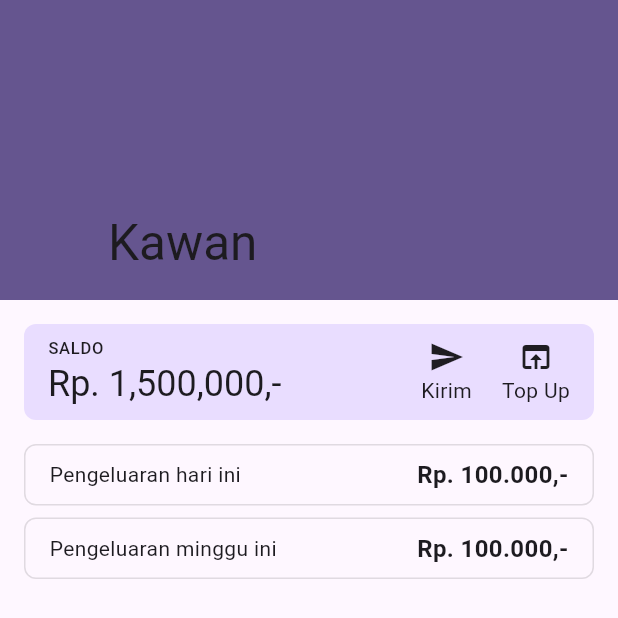
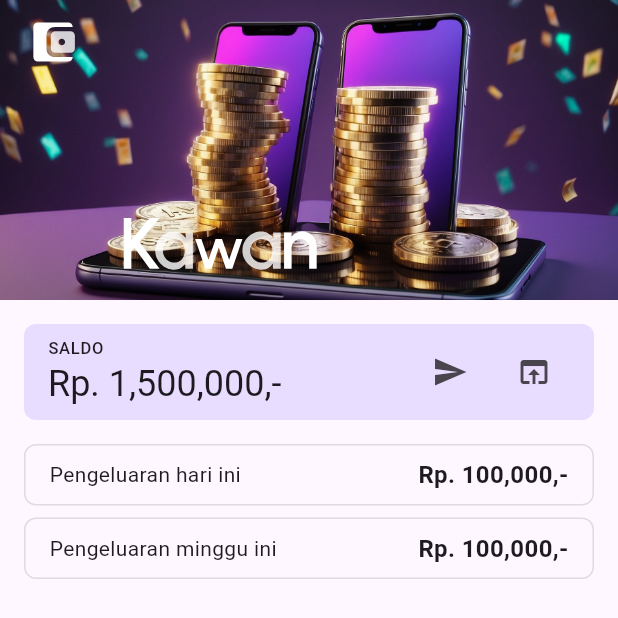
Before and after one commit to iyxan23/kawan, a Flutter app: the screen it shows after launch, on a phone screen of 412 x 824 dp. Shown: the top 618 px of the screen. Run offline on Flutter 3.47's test engine with Material 3 defaults, Android fonts, the phone set to English and light mode, and no system bars; our stand-ins replace flutter_svg.

Commit message:
feat: add some icons and fix uis

```diff
--- a/lib/homepage.dart
+++ b/lib/homepage.dart
@@ -1,4 +1,5 @@
 import 'package:flutter/material.dart';
+import 'package:flutter_svg/flutter_svg.dart';
 
 class HomePage extends StatelessWidget {
   const HomePage({super.key});
@@ -10,11 +11,37 @@ class HomePage extends StatelessWidget {
         headerSliverBuilder: (context, innerBoxIsScrolled) {
           return <Widget>[
             SliverAppBar(
+              leading: Padding(
+                padding: const EdgeInsets.all(4.0),
+                child: SvgPicture.asset(
+                  "assets/img/iconplain-duotone.svg",
+                ),
+              ),
+              leadingWidth: 72,
+              automaticallyImplyLeading: true,
+              shape: const RoundedRectangleBorder(
+                borderRadius: BorderRadius.only(
+                  bottomLeft: Radius.circular(16),
+                  bottomRight: Radius.circular(16),
+                ),
+              ),
               expandedHeight: 200,
               pinned: true,
+              floating: true,
+              snap: true,
               backgroundColor: Theme.of(context).primaryColor,
-              flexibleSpace: const FlexibleSpaceBar(
-                title: Text("Kawan"),
+              flexibleSpace: FlexibleSpaceBar(
+                title: Transform.translate(
+                  offset: const Offset(0, 5),
+                  child: SvgPicture.asset(
+                    "assets/img/textplain-duotone.svg",
+                    width: 100,
+                  ),
+                ),
+                background: Image.asset(
+                  "assets/img/bg.jpg",
+                  fit: BoxFit.cover,
+                ),
               ),
             )
           ];
@@ -27,12 +54,12 @@ class HomePage extends StatelessWidget {
               SizedBox(height: 16),
               HomePageCard(
                 title: "Pengeluaran hari ini",
-                amount: "Rp. 100.000,-",
+                amount: "Rp. 100,000,-",
               ),
               SizedBox(height: 8),
               HomePageCard(
                 title: "Pengeluaran minggu ini",
-                amount: "Rp. 100.000,-",
+                amount: "Rp. 100,000,-",
               ),
             ],
           ),
@@ -108,16 +135,14 @@ class BalanceWidget extends StatelessWidget {
             ],
           ),
           const Spacer(),
-          BalanceAction(
-            onTap: () => Navigator.of(context).pushNamed("/kirim"),
-            icon: Icons.send,
-            title: 'Kirim',
+          IconButton(
+            onPressed: () => Navigator.of(context).pushNamed("/kirim"),
+            icon: const Icon(Icons.send),
           ),
-          const SizedBox(width: 20),
-          BalanceAction(
-            onTap: () => Navigator.of(context).pushNamed("/topup"),
-            icon: Icons.open_in_browser,
-            title: 'Top Up',
+          const SizedBox(width: 8),
+          IconButton(
+            onPressed: () => Navigator.of(context).pushNamed("/topup"),
+            icon: const Icon(Icons.open_in_browser),
           ),
         ],
       ),
@@ -137,14 +162,23 @@ class BalanceAction extends StatelessWidget {
       required this.icon});
   @override
   Widget build(BuildContext context) {
-    return InkWell(
+    return Material(
+      color: Colors.white,
+      borderRadius: const BorderRadius.all(Radius.circular(8)),
+      shadowColor: Colors.black.withAlpha(50),
+      child: InkWell(
+        borderRadius: const BorderRadius.all(Radius.circular(8)),
         onTap: onTap,
+        child: Padding(
+          padding: const EdgeInsets.symmetric(horizontal: 12, vertical: 4),
           child: Column(
             children: [
               Icon(icon),
               Text(title),
             ],
           ),
+        ),
+      ),
     );
   }
 }
```
Also changed, not shown: pubspec.yaml (+6 -12 lines), assets/img/bg.jpg (added), assets/img/icon.svg (added), assets/img/iconplain-duotone.svg (added), assets/img/iconplain.svg (added), assets/img/icontext.svg (added), assets/img/text.svg (added), assets/img/textplain-duotone.svg (added), assets/img/textplain.svg (added). Lines whose indentation alone changed are shown as unchanged.
